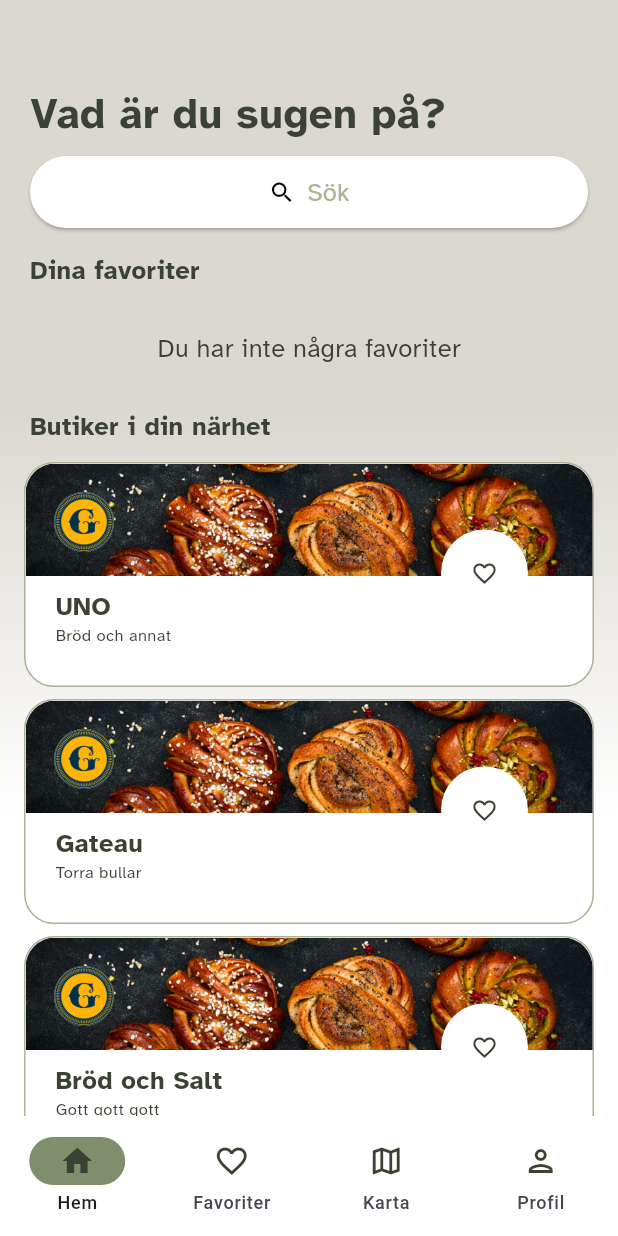
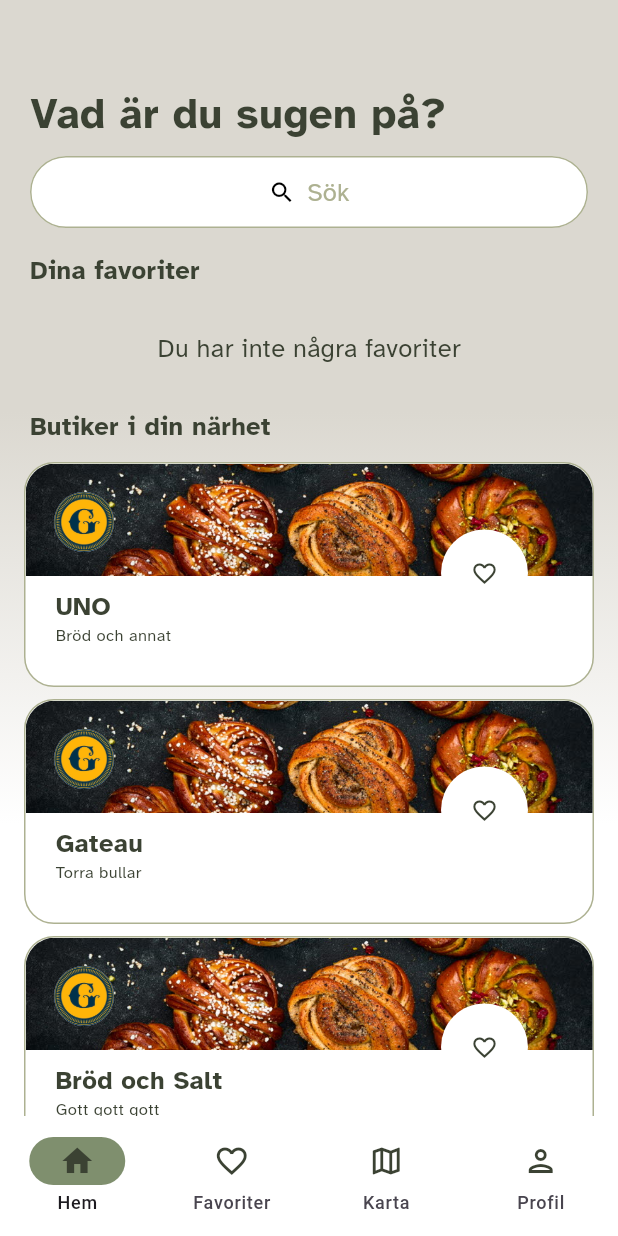
Before and after one commit to X-non/Too-Wood-2-Go, a Flutter app: the screen it shows after launch, after a tap on "Logga in", on a phone screen of 412 x 824 dp. Run offline on Flutter 3.47's test engine with Material 3 defaults, Android fonts, the light colour scheme and no system bars; our stand-ins replace dio, geolocator, google_maps_flutter; missing offline and left inert: flutter_config; network calls fail.

Commit message:
fixed searchbar border and color

```diff
--- a/frontend/lib/widgets/ew_search_bar.dart
+++ b/frontend/lib/widgets/ew_search_bar.dart
@@ -14,11 +14,13 @@ class EWSearchBar extends StatelessWidget {
 
   final ButtonStyle evelvatedButtonStyle = ElevatedButton.styleFrom(
       backgroundColor: Colors.white,
+      surfaceTintColor: Colors.transparent,
+      shadowColor: Colors.transparent,
       padding: const EdgeInsets.fromLTRB(5.0, 5.0, 5.0, 5.0),
       minimumSize: const Size(double.infinity, 48),
       shape: RoundedRectangleBorder(
-        borderRadius: BorderRadius.circular(30),
-      ));
+          borderRadius: BorderRadius.circular(30),
+          side: const BorderSide(color: EWColors.lightgreen)));
 
   @override
   Widget build(BuildContext context) {
```
